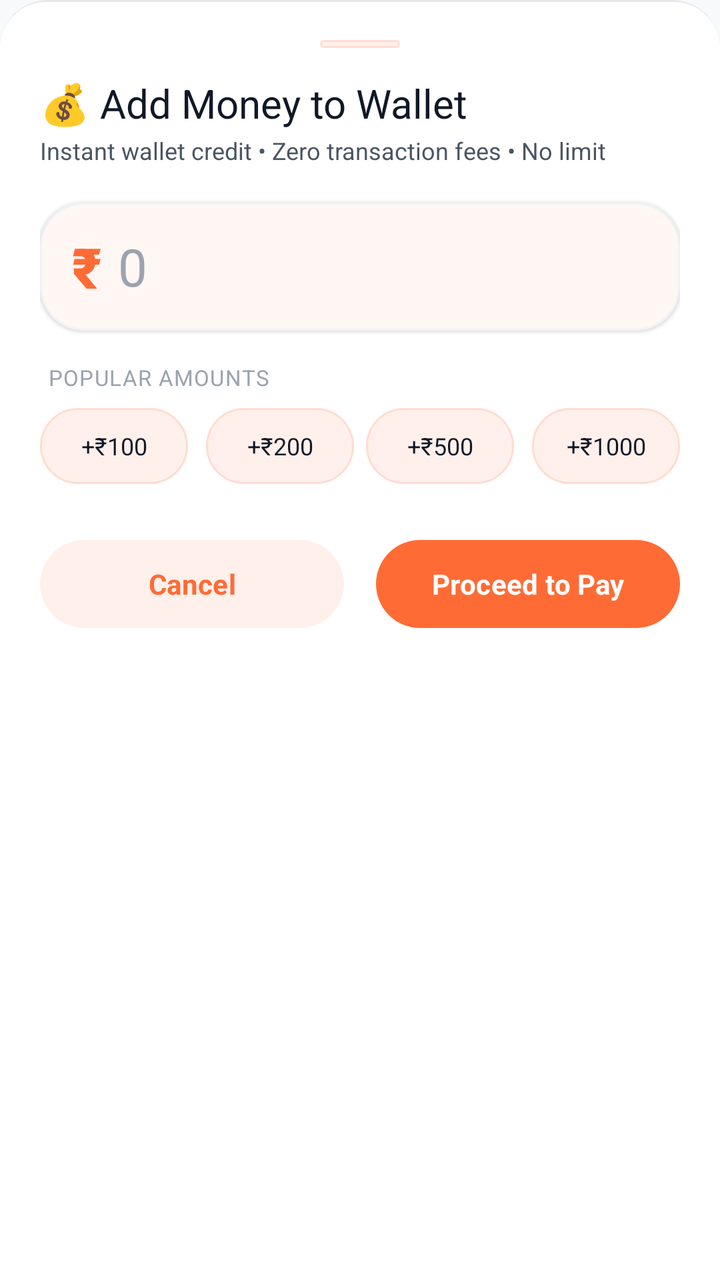
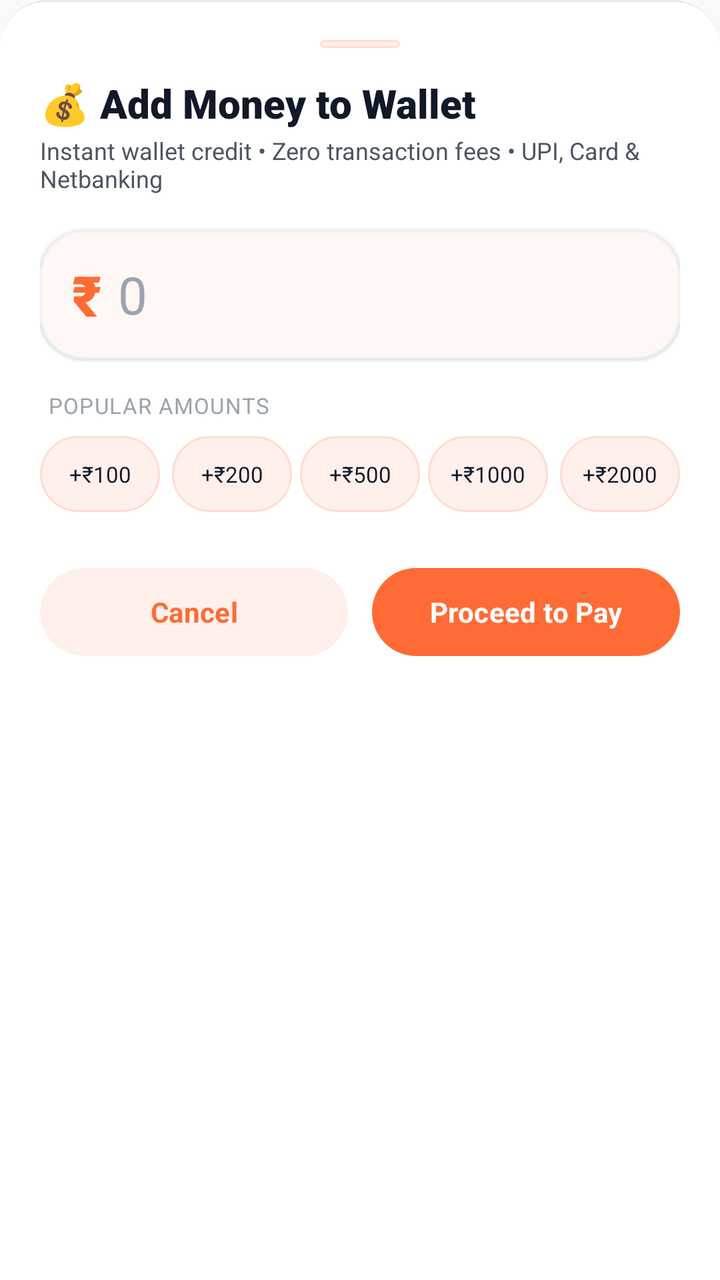

Before-and-after screenshots of an Android layout around one commit, followed by the original layout XML and the change that was made.
<!-- AndroidManifest.xml: application theme Theme.AKRHunger -->
<!-- res/layout/dialog_add_funds.xml -->
<?xml version="1.0" encoding="utf-8"?>
<LinearLayout xmlns:android="http://schemas.android.com/apk/res/android"
    xmlns:app="http://schemas.android.com/apk/res-auto"
    android:layout_width="match_parent"
    android:layout_height="wrap_content"
    android:background="@drawable/bg_bottom_nav_ios"
    android:orientation="vertical"
    android:padding="20dp">

    
    <View
        android:layout_width="40dp"
        android:layout_height="4dp"
        android:layout_gravity="center_horizontal"
        android:layout_marginBottom="14dp"
        android:background="@drawable/bg_pill_soft" />

    
    <TextView
        android:layout_width="wrap_content"
        android:layout_height="wrap_content"
        android:fontFamily="sans-serif-bold"
        android:text="💰 Add Money to Wallet"
        android:textColor="@color/text_primary"
        android:textSize="20sp" />

    <TextView
        android:layout_width="wrap_content"
        android:layout_height="wrap_content"
        android:layout_marginTop="2dp"
        android:fontFamily="sans-serif"
        android:text="Instant wallet credit • Zero transaction fees • No limit"
        android:textColor="@color/text_secondary"
        android:textSize="12sp" />

    
    <com.google.android.material.card.MaterialCardView
        android:layout_width="match_parent"
        android:layout_height="wrap_content"
        android:layout_marginTop="18dp"
        app:cardBackgroundColor="@color/surface"
        app:cardCornerRadius="22dp"
        app:cardElevation="1dp"
        app:strokeColor="@color/card_border"
        app:strokeWidth="1dp">

        <LinearLayout
            android:layout_width="match_parent"
            android:layout_height="64dp"
            android:gravity="center_vertical"
            android:orientation="horizontal"
            android:paddingHorizontal="16dp">

            <TextView
                android:layout_width="wrap_content"
                android:layout_height="wrap_content"
                android:fontFamily="sans-serif-black"
                android:text="₹"
                android:textColor="@color/primary"
                android:textSize="28sp" />

            <EditText
                android:id="@+id/et_dialog_amount"
                android:layout_width="match_parent"
                android:layout_height="match_parent"
                android:layout_marginStart="8dp"
                android:background="@null"
                android:fontFamily="sans-serif-bold"
                android:hint="0"
                android:imeOptions="actionDone"
                android:inputType="numberDecimal"
                android:textColor="@color/text_primary"
                android:textColorHint="@color/text_hint"
                android:textSize="26sp" />
        </LinearLayout>
    </com.google.android.material.card.MaterialCardView>

    
    <TextView
        android:layout_width="wrap_content"
        android:layout_height="wrap_content"
        android:layout_marginStart="4dp"
        android:layout_marginTop="16dp"
        android:fontFamily="sans-serif-bold"
        android:letterSpacing="0.04"
        android:text="POPULAR AMOUNTS"
        android:textColor="@color/text_hint"
        android:textSize="11sp" />

    <LinearLayout
        android:layout_width="match_parent"
        android:layout_height="wrap_content"
        android:layout_marginTop="8dp"
        android:gravity="center_vertical"
        android:orientation="horizontal">

        <TextView
            android:id="@+id/chip_100"
            android:layout_width="0dp"
            android:layout_height="38dp"
            android:layout_marginEnd="6dp"
            android:layout_weight="1"
            android:background="@drawable/bg_pill_soft"
            android:clickable="true"
            android:focusable="true"
            android:fontFamily="sans-serif-bold"
            android:foreground="?attr/selectableItemBackground"
            android:gravity="center"
            android:text="+₹100"
            android:textColor="@color/text_primary"
            android:textSize="12sp" />

        <TextView
            android:id="@+id/chip_200"
            android:layout_width="0dp"
            android:layout_height="38dp"
            android:layout_marginHorizontal="3dp"
            android:layout_weight="1"
            android:background="@drawable/bg_pill_soft"
            android:clickable="true"
            android:focusable="true"
            android:fontFamily="sans-serif-bold"
            android:foreground="?attr/selectableItemBackground"
            android:gravity="center"
            android:text="+₹200"
            android:textColor="@color/text_primary"
            android:textSize="12sp" />

        <TextView
            android:id="@+id/chip_500"
            android:layout_width="0dp"
            android:layout_height="38dp"
            android:layout_marginHorizontal="3dp"
            android:layout_weight="1"
            android:background="@drawable/bg_pill_soft"
            android:clickable="true"
            android:focusable="true"
            android:fontFamily="sans-serif-bold"
            android:foreground="?attr/selectableItemBackground"
            android:gravity="center"
            android:text="+₹500"
            android:textColor="@color/text_primary"
            android:textSize="12sp" />

        <TextView
            android:id="@+id/chip_1000"
            android:layout_width="0dp"
            android:layout_height="38dp"
            android:layout_marginStart="6dp"
            android:layout_weight="1"
            android:background="@drawable/bg_pill_soft"
            android:clickable="true"
            android:focusable="true"
            android:fontFamily="sans-serif-bold"
            android:foreground="?attr/selectableItemBackground"
            android:gravity="center"
            android:text="+₹1000"
            android:textColor="@color/text_primary"
            android:textSize="12sp" />
    </LinearLayout>

    
    <LinearLayout
        android:layout_width="match_parent"
        android:layout_height="wrap_content"
        android:layout_marginTop="24dp"
        android:orientation="horizontal">

        <com.google.android.material.button.MaterialButton
            android:id="@+id/btn_dialog_cancel"
            style="@style/Widget.AKR.Button.PillSoft"
            android:layout_width="0dp"
            android:layout_height="52dp"
            android:layout_marginEnd="8dp"
            android:layout_weight="1"
            android:text="Cancel"
            android:textSize="14sp" />

        <com.google.android.material.button.MaterialButton
            android:id="@+id/btn_dialog_proceed"
            style="@style/Widget.AKR.Button.Pill"
            android:layout_width="0dp"
            android:layout_height="52dp"
            android:layout_marginStart="8dp"
            android:layout_weight="1"
            android:text="Proceed to Pay"
            android:textSize="14sp"
            app:backgroundTint="@color/primary" />
    </LinearLayout>
</LinearLayout>
<!-- resources referenced by this layout -->
<resources>
  <color name="card_border">#F0F2F5</color>
  <color name="primary">#FF6B35</color>
  <color name="surface">#FFFFFF</color>
  <color name="text_hint">#9CA3AF</color>
  <color name="text_primary">#111827</color>
  <color name="text_secondary">#4B5563</color>
  <color name="divider_hairline">#E5E7EB</color>
  <color name="primary_15">#26FF6B35</color>
  <color name="primary_tint">#FFF0EB</color>
  <color name="primary_tint_border">#FFDCD0</color>
  <color name="on_primary">#FFFFFF</color>
  <color name="primary_dark">#E55A25</color>
  <color name="secondary">#F59E0B</color>
  <color name="on_secondary">#111827</color>
  <color name="background">#F8F9FA</color>
  <color name="on_surface">#111827</color>
  <style name="ThemeOverlay.AKR.MaterialAlertDialog" parent="ThemeOverlay.Material3.MaterialAlertDialog">
          <item name="shapeAppearance">@style/ShapeAppearance.AKR.Dialog</item>
          <item name="shapeAppearanceOverlay">@style/ShapeAppearance.AKR.Dialog</item>
          <item name="colorSurface">@color/surface</item>
          <item name="android:backgroundDimAmount">0.5</item>
      </style>
  <style name="ThemeOverlay.AKR.BottomSheetDialog" parent="ThemeOverlay.Material3.BottomSheetDialog">
          <item name="bottomSheetStyle">@style/Widget.AKR.BottomSheet</item>
      </style>
  <style name="ShapeAppearance.AKR.Dialog" parent="">
          <item name="cornerFamily">rounded</item>
          <item name="cornerSize">24dp</item>
      </style>
  <!-- unchanged entries left out for length: 7 -->
</resources>

<!-- the commit's change to res/layout/dialog_add_funds.xml (unified diff, before → after) -->
@@ -19,7 +19,7 @@
     <TextView
         android:layout_width="wrap_content"
         android:layout_height="wrap_content"
-        android:fontFamily="sans-serif-bold"
+        android:fontFamily="sans-serif-black"
         android:text="💰 Add Money to Wallet"
         android:textColor="@color/text_primary"
         android:textSize="20sp" />
@@ -29,7 +29,7 @@
         android:layout_height="wrap_content"
         android:layout_marginTop="2dp"
         android:fontFamily="sans-serif"
-        android:text="Instant wallet credit • Zero transaction fees • No limit"
+        android:text="Instant wallet credit • Zero transaction fees • UPI, Card &amp; Netbanking"
         android:textColor="@color/text_secondary"
         android:textSize="12sp" />
 
@@ -98,7 +98,7 @@
             android:id="@+id/chip_100"
             android:layout_width="0dp"
             android:layout_height="38dp"
-            android:layout_marginEnd="6dp"
+            android:layout_marginEnd="4dp"
             android:layout_weight="1"
             android:background="@drawable/bg_pill_soft"
             android:clickable="true"
@@ -108,13 +108,13 @@
             android:gravity="center"
             android:text="+₹100"
             android:textColor="@color/text_primary"
-            android:textSize="12sp" />
+            android:textSize="11sp" />
 
         <TextView
             android:id="@+id/chip_200"
             android:layout_width="0dp"
             android:layout_height="38dp"
-            android:layout_marginHorizontal="3dp"
+            android:layout_marginHorizontal="2dp"
             android:layout_weight="1"
             android:background="@drawable/bg_pill_soft"
             android:clickable="true"
@@ -124,13 +124,13 @@
             android:gravity="center"
             android:text="+₹200"
             android:textColor="@color/text_primary"
-            android:textSize="12sp" />
+            android:textSize="11sp" />
 
         <TextView
             android:id="@+id/chip_500"
             android:layout_width="0dp"
             android:layout_height="38dp"
-            android:layout_marginHorizontal="3dp"
+            android:layout_marginHorizontal="2dp"
             android:layout_weight="1"
             android:background="@drawable/bg_pill_soft"
             android:clickable="true"
@@ -140,13 +140,13 @@
             android:gravity="center"
             android:text="+₹500"
             android:textColor="@color/text_primary"
-            android:textSize="12sp" />
+            android:textSize="11sp" />
 
         <TextView
             android:id="@+id/chip_1000"
             android:layout_width="0dp"
             android:layout_height="38dp"
-            android:layout_marginStart="6dp"
+            android:layout_marginHorizontal="2dp"
             android:layout_weight="1"
             android:background="@drawable/bg_pill_soft"
             android:clickable="true"
@@ -156,7 +156,23 @@
             android:gravity="center"
             android:text="+₹1000"
             android:textColor="@color/text_primary"
-            android:textSize="12sp" />
+            android:textSize="11sp" />
+
+        <TextView
+            android:id="@+id/chip_2000"
+            android:layout_width="0dp"
+            android:layout_height="38dp"
+            android:layout_marginStart="4dp"
+            android:layout_weight="1"
+            android:background="@drawable/bg_pill_soft"
+            android:clickable="true"
+            android:focusable="true"
+            android:fontFamily="sans-serif-bold"
+            android:foreground="?attr/selectableItemBackground"
+            android:gravity="center"
+            android:text="+₹2000"
+            android:textColor="@color/text_primary"
+            android:textSize="11sp" />
     </LinearLayout>
 
     
@@ -171,7 +187,7 @@
             style="@style/Widget.AKR.Button.PillSoft"
             android:layout_width="0dp"
             android:layout_height="52dp"
-            android:layout_marginEnd="8dp"
+            android:layout_marginEnd="6dp"
             android:layout_weight="1"
             android:text="Cancel"
             android:textSize="14sp" />
@@ -181,7 +197,7 @@
             style="@style/Widget.AKR.Button.Pill"
             android:layout_width="0dp"
             android:layout_height="52dp"
-            android:layout_marginStart="8dp"
+            android:layout_marginStart="6dp"
             android:layout_weight="1"
             android:text="Proceed to Pay"
             android:textSize="14sp"
<!-- resource entries referenced after the edit -->
@@ -20,7 +20,12 @@
           <item name="shapeAppearance">@style/ShapeAppearance.AKR.Dialog</item>
           <item name="shapeAppearanceOverlay">@style/ShapeAppearance.AKR.Dialog</item>
           <item name="colorSurface">@color/surface</item>
-          <item name="android:backgroundDimAmount">0.5</item>
+          <item name="android:backgroundDimAmount">0.55</item>
+          <item name="materialAlertDialogTitleTextStyle">@style/TextAppearance.AKR.Dialog.Title</item>
+          <item name="materialAlertDialogBodyTextStyle">@style/TextAppearance.AKR.Dialog.Body</item>
+          <item name="buttonBarPositiveButtonStyle">@style/Widget.AKR.Dialog.Button.Positive</item>
+          <item name="buttonBarNegativeButtonStyle">@style/Widget.AKR.Dialog.Button.Negative</item>
+          <item name="buttonBarNeutralButtonStyle">@style/Widget.AKR.Dialog.Button.Neutral</item>
       </style>
   <style name="ThemeOverlay.AKR.BottomSheetDialog" parent="ThemeOverlay.Material3.BottomSheetDialog">
           <item name="bottomSheetStyle">@style/Widget.AKR.BottomSheet</item>
@@ -29,6 +34,39 @@
           <item name="cornerFamily">rounded</item>
           <item name="cornerSize">24dp</item>
       </style>
+  <style name="TextAppearance.AKR.Dialog.Title" parent="MaterialAlertDialog.Material3.Title.Text">
+          <item name="android:textColor">@color/text_primary</item>
+          <item name="android:textSize">19sp</item>
+          <item name="android:fontFamily">sans-serif-black</item>
+      </style>
+  <style name="TextAppearance.AKR.Dialog.Body" parent="MaterialAlertDialog.Material3.Body.Text">
+          <item name="android:textColor">@color/text_secondary</item>
+          <item name="android:textSize">14sp</item>
+          <item name="android:fontFamily">sans-serif</item>
+          <item name="android:lineSpacingMultiplier">1.3</item>
+      </style>
+  <style name="Widget.AKR.Dialog.Button.Positive" parent="Widget.Material3.Button.TextButton.Dialog">
+          <item name="android:textColor">@color/primary</item>
+          <item name="android:fontFamily">sans-serif-bold</item>
+          <item name="android:textSize">13.5sp</item>
+          <item name="android:textAllCaps">false</item>
+          <item name="cornerRadius">18dp</item>
+      </style>
+  <style name="Widget.AKR.Dialog.Button.Negative" parent="Widget.Material3.Button.TextButton.Dialog">
+          <item name="android:textColor">@color/text_secondary</item>
+          <item name="android:fontFamily">sans-serif-medium</item>
+          <item name="android:textSize">13.5sp</item>
+          <item name="android:textAllCaps">false</item>
+          <item name="cornerRadius">18dp</item>
+      </style>
+  <style name="Widget.AKR.Dialog.Button.Neutral" parent="Widget.Material3.Button.TextButton.Dialog">
+          <item name="android:textColor">@color/info</item>
+          <item name="android:fontFamily">sans-serif-bold</item>
+          <item name="android:textSize">13.5sp</item>
+          <item name="android:textAllCaps">false</item>
+          <item name="cornerRadius">18dp</item>
+      </style>
+  <color name="info">#3B82F6</color>
   <!-- unchanged entries left out for length: 7 -->
 </resources>
 
